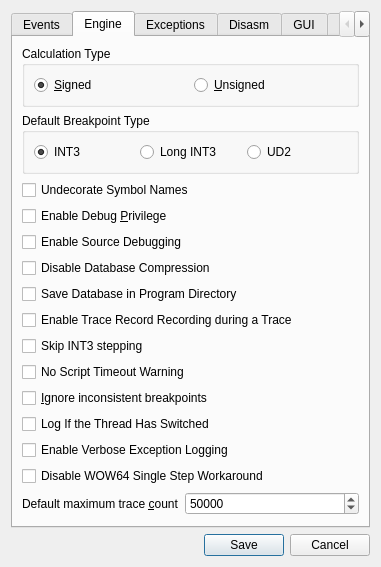
x64dbg/x64dbg, file src/gui/Src/Gui/SettingsDialog.ui: the form before one commit.
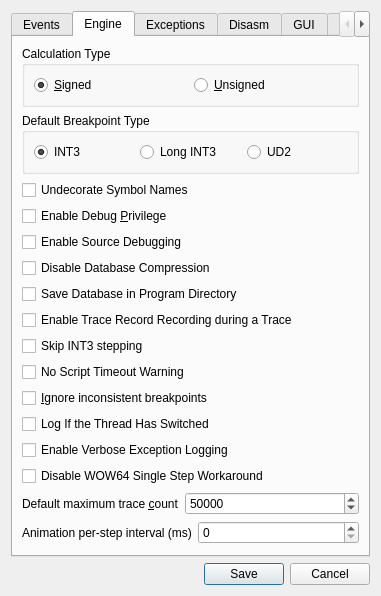
The form after the commit. The open tabs and pages were chosen to show the change. Icons and pictures are not drawn.

Commit message: Add previously undocumented AnimateInterval to settings; Remove AnimateInterval restrictions; Fix a bug on GuiOpenTraceFile

```diff
--- a/src/gui/Src/Gui/SettingsDialog.ui
+++ b/src/gui/Src/Gui/SettingsDialog.ui
@@ -373,6 +373,24 @@
          </item>
         </layout>
        </item>
+       <item>
+        <layout class="QHBoxLayout" name="horizontalLayoutAnimateInterval">
+         <item>
+          <widget class="QLabel" name="lblAnimateInterval">
+           <property name="text">
+            <string>Animation per-step interval (ms)</string>
+           </property>
+          </widget>
+         </item>
+         <item>
+          <widget class="QSpinBox" name="spinAnimateInterval">
+           <property name="toolTip">
+            <string>&lt;html&gt;&lt;head/&gt;&lt;body&gt;&lt;p&gt;The debugger sleeps for a certain time in order to keep the interval between animation steps constant as specified in this setting.&lt;/p&gt;&lt;p&gt;If you want to animate as fast as possible set this to 0.&lt;/p&gt;&lt;/body&gt;&lt;/html&gt;</string>
+           </property>
+          </widget>
+         </item>
+        </layout>
+       </item>
        <item>
         <spacer name="verticalSpacer">
          <property name="orientation">
```
Left out of the diff: 40 changed lines with no effect on the pictures. The commit also changes 4 other files.
